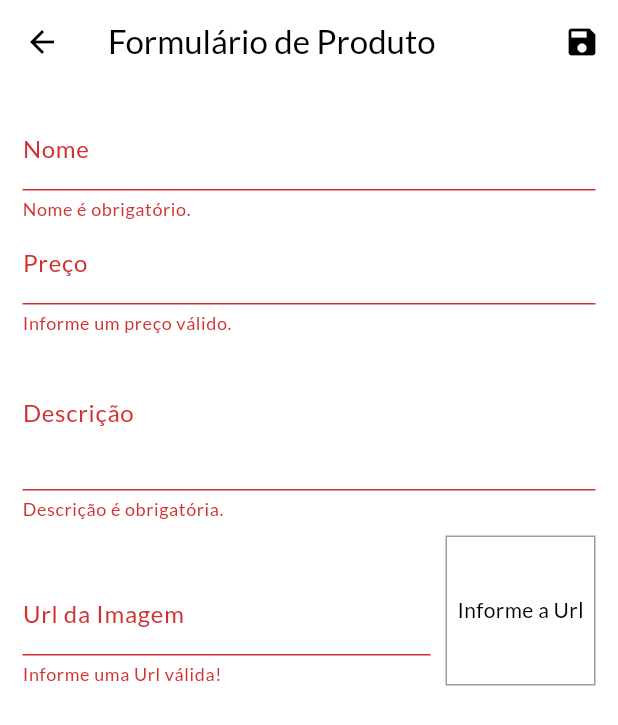
After one commit to TBG22tbg/loja_app, a Flutter app: the ProductFormPage screen opened by its route, after a tap on the "save" icon, on a phone screen of 412 x 824 dp. The commit adds this screen. Shown: the top 725 px of the screen. Run offline on Flutter 3.47's test engine with Material 3 defaults, Android fonts, the phone set to English and light mode, and no system bars; network calls fail.

Commit message:
Nova atualização da loja

```diff
--- /dev/null
+++ b/lib/models/order.dart
@@ -0,0 +1,15 @@
+import 'package:loja_app/models/cart_item.dart';
+
+class Order {
+  final String id;
+  final double total;
+  final List<CartItem> products;
+  final DateTime date;
+
+  Order({
+    required this.id,
+    required this.total,
+    required this.products,
+    required this.date,
+  });
+}
--- a/lib/models/product.dart
+++ b/lib/models/product.dart
@@ -20,4 +20,6 @@ class Product with ChangeNotifier{
     isFavorite = !isFavorite;
     notifyListeners();
   }
+
+  void saveProduct(Map<String, Object> formData) {}
 }
--- /dev/null
+++ b/lib/pages/lib/pages/product_form_page.dart
@@ -0,0 +1,208 @@
+import 'package:flutter/material.dart';
+import 'package:loja_app/models/product.dart';
+import 'package:provider/provider.dart';
+import 'package:loja_app/models/product_list.dart';
+
+//aa
+class ProductFormPage extends StatefulWidget {
+  const new({super.key});
+
+  @override
+  State<ProductFormPage> createState() => _ProductFormPageState();
+}
+
+class _ProductFormPageState extends State<ProductFormPage> {
+  final _priceFocus = FocusNode();
+  final _descriptionsFocus = FocusNode();
+  final _imageUrlFocus = FocusNode();
+  final _imageUrlController = TextEditingController();
+  final _formKey = GlobalKey<FormState>();
+  final _formData = <String, Object>{};
+
+  @override
+  void didChangeDependencies() {
+    super.didChangeDependencies();
+    if (_formData.isEmpty) {
+      final arg = ModalRoute.of(context)?.settings.arguments;
+
+      if (arg != null) {
+        final product = arg as Product;
+        _formData['id'] = product.id;
+        _formData['nome'] = product.nome;
+        _formData['price'] = product.price;
+        _formData['description'] = product.description;
+        _formData['imageUrl'] = product.imageUrl;
+        _imageUrlController.text = product.imageUrl;
+      }
+    }
+  }
+
+  @override
+  void dispose() {
+    super.dispose();
+    _priceFocus.dispose();
+    _descriptionsFocus.dispose();
+
+    _imageUrlFocus.removeListener(updateImage);
+    _imageUrlFocus.dispose();
+  }
+
+  void updateImage() {
+    setState(() {});
+  }
+
+  bool isValidImageUrl(String url) {
+    bool isValidUrl = Uri.tryParse(url)?.hasAbsolutePath ?? false;
+    bool endWithFile =
+        url.toLowerCase().endsWith('png') ||
+        url.toLowerCase().endsWith('jpg') ||
+        url.toLowerCase().endsWith('jpeg') ||
+        url.toLowerCase().endsWith('heic');
+    return isValidUrl && endWithFile;
+  }
+
+  void _submitForm() {
+    final isValid = _formKey.currentState?.validate() ?? false;
+    if (!isValid) {
+      return;
+    }
+    _formKey.currentState?.save();
+
+    Provider.of<ProductList>(context, listen: false).saveProduct(_formData);
+    Navigator.of(context).pop();
+  }
+
+  @override
+  Widget build(BuildContext context) {
+    return Scaffold(
+      appBar: AppBar(
+        title: const Text('Formulário de Produto'),
+        actions: [
+          IconButton(onPressed: _submitForm, icon: const Icon(Icons.save)),
+        ],
+      ),
+      body: Padding(
+        padding: const EdgeInsets.all(15),
+        child: Form(
+          key: _formKey,
+          child: ListView(
+            children: [
+              TextFormField(
+                initialValue: _formData['name']?.toString(),
+                decoration: const InputDecoration(labelText: 'Nome'),
+                textInputAction: TextInputAction.next,
+                onFieldSubmitted: (_) {
+                  FocusScope.of(context).requestFocus(_priceFocus);
+                },
+                onSaved: (name) => _formData['nome'] = name ?? '',
+                validator: (_nome) {
+                  final name = _nome ?? '';
+
+                  if (name.trim().isEmpty) {
+                    return 'Nome é obrigatório.';
+                  }
+
+                  if (name.trim().length < 3) {
+                    return 'Nome precisa no mínimo de 3 letras.';
+                  }
+
+                  return null;
+                },
+              ),
+              TextFormField(
+                initialValue: _formData['price']?.toString(),
+                decoration: const InputDecoration(labelText: 'Preço'),
+                textInputAction: TextInputAction.next,
+                focusNode: _priceFocus,
+                keyboardType: const TextInputType.numberWithOptions(
+                  decimal: true,
+                  signed: true,
+                ),
+                onFieldSubmitted: (_) {
+                  FocusScope.of(context).requestFocus(_descriptionsFocus);
+                },
+                onSaved: (price) =>
+                    _formData['price'] = double.parse(price ?? '0'),
+                validator: (_price) {
+                  final priceString = _price ?? '';
+                  final price = double.tryParse(priceString) ?? -1;
+
+                  if (price <= 0) {
+                    return 'Informe um preço válido.';
+                  }
+
+                  return null;
+                },
+              ),
+              TextFormField(
+                initialValue: _formData['description']?.toString(),
+                decoration: const InputDecoration(labelText: 'Descrição'),
+                focusNode: _descriptionsFocus,
+                keyboardType: TextInputType.multiline,
+                maxLines: 3,
+                onSaved: (description) =>
+                    _formData['description'] = description ?? '',
+                validator: (_description) {
+                  final description = _description ?? '';
+
+                  if (description.trim().isEmpty) {
+                    return 'Descrição é obrigatória.';
+                  }
+
+                  if (description.trim().length < 10) {
+                    return 'Descrição precisa no mínimo de 10 letras.';
+                  }
+
+                  return null;
+                },
+              ),
+              Row(
+                crossAxisAlignment: CrossAxisAlignment.end,
+                children: [
+                  Expanded(
+                    child: TextFormField(
+                      decoration: const InputDecoration(
+                        labelText: 'Url da Imagem',
+                      ),
+                      keyboardType: TextInputType.url,
+                      textInputAction: TextInputAction.done,
+                      focusNode: _imageUrlFocus,
+                      controller: _imageUrlController,
+                      onFieldSubmitted: (_) => _submitForm(),
+                      onSaved: (imageUrl) =>
+                          _formData['imageUrl'] = imageUrl ?? '',
+                      validator: (_imageUrl) {
+                        final imageUrl = _imageUrl ?? '';
+
+                        if (!isValidImageUrl(imageUrl)) {
+                          return 'Informe uma Url válida!';
+                        }
+
+                        return null;
+                      },
+                    ),
+                  ),
+                  Container(
+                    height: 100,
+                    width: 100,
+                    margin: const EdgeInsets.only(top: 10, left: 10),
+                    decoration: BoxDecoration(
+                      border: Border.all(color: Colors.grey, width: 1),
+                    ),
+                    alignment: Alignment.center,
+                    child: _imageUrlController.text.isEmpty
+                        ? const Text('Informe a Url')
+                        : FittedBox(
+                            fit: BoxFit.cover,
+                            child: Image.network(_imageUrlController.text),
+                          ),
+                  ),
+                ],
+              ),
+            ],
+          ),
+        ),
+      ),
+    );
+  }
+}
```
Also changed, not shown: lib/components/cart_item.dart (added, +73 -0 lines), lib/components/order.dart (added, +76 -0 lines), lib/components/product_item.dart (added, +64 -0 lines), lib/main.dart (+11 -5 lines), lib/models/order_list.dart (added, +31 -0 lines), lib/pages/cart_page.dart (added, +93 -0 lines), lib/pages/orders_page.dart (added, +23 -0 lines), lib/pages/product_detail_page.dart (added, +37 -0 lines), lib/pages/products_page.dart (added, +38 -0 lines), lib/providers/counter.dart (added, +28 -0 lines).
